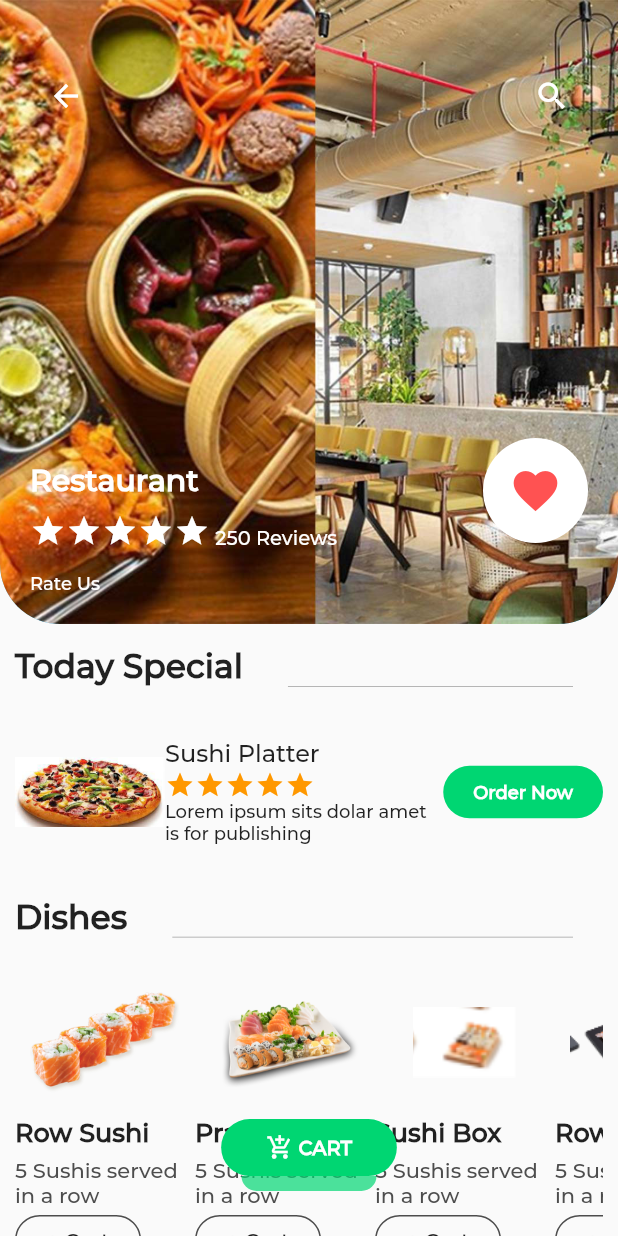
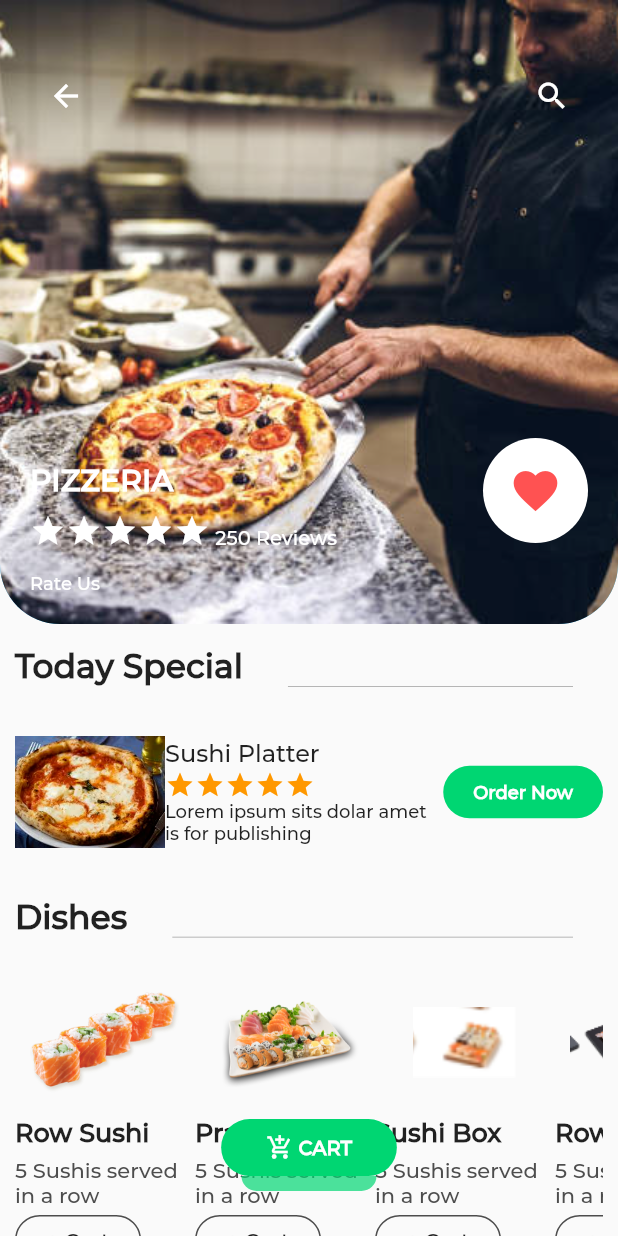
Before and after one commit to abhijeetsingh21/Hackhound_flutter, a Flutter app: the screen it shows after launch, after a tap on "Pizzeria", on a phone screen of 412 x 824 dp. Run offline on Flutter 3.47's test engine with Material 2 defaults, Android fonts, the phone set to English and light mode, and no system bars.

Commit message:
Initial4 commit

```diff
--- a/lib/main.dart
+++ b/lib/main.dart
@@ -4,6 +4,7 @@ import 'package:flutter_billing_app/DelhiHotelPage.dart';
 import 'package:flutter_billing_app/SuccessPage.dart';
 import 'Style.dart';
 import 'HotelPage.dart';
+import 'PizzeriaHotelPage.dart';
 
 void main() {
   runApp(MyApp());
@@ -20,6 +21,7 @@ class MyApp extends StatelessWidget {
       routes: {
         '/': (context) => MyHomePage(),
         '/DelhiHotelPage': (context) => DelhiHotelPage(),
+        '/PizzeriaPage': (context) => PizzeriaHotelPage(),
         '/HotelPage': (context) => HotelPage(),
         '/SuccessPage': (context) => SuccessPage(),
         '/CartPage': (context) => CartPage()
@@ -422,7 +424,7 @@ class _MyHomePageState extends State<MyHomePage> {
                 ),
                 GestureDetector(
                     onTap: () {
-                      Navigator.pushNamed(context, '/HotelPage');
+                      Navigator.pushNamed(context, '/PizzeriaPage');
                     },
                     child: placesWidget("hotel2", "Pizzeria")),
                 const SizedBox(
```
